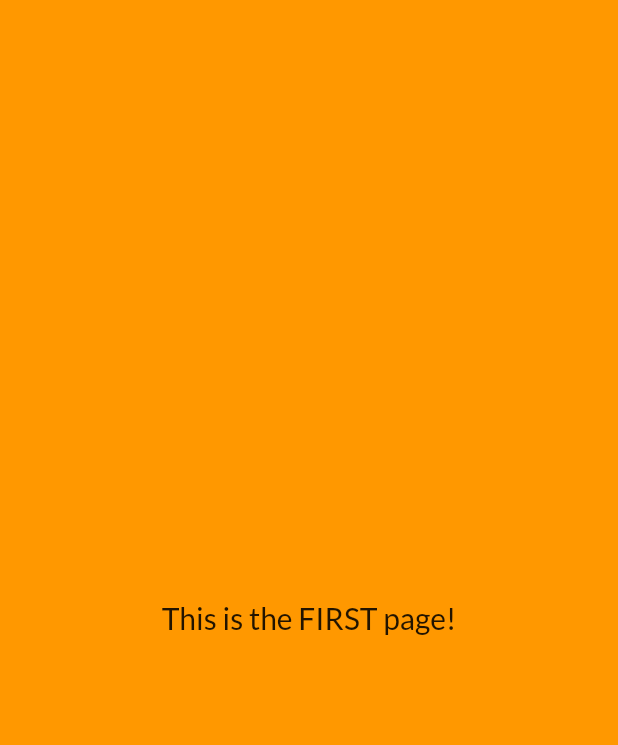
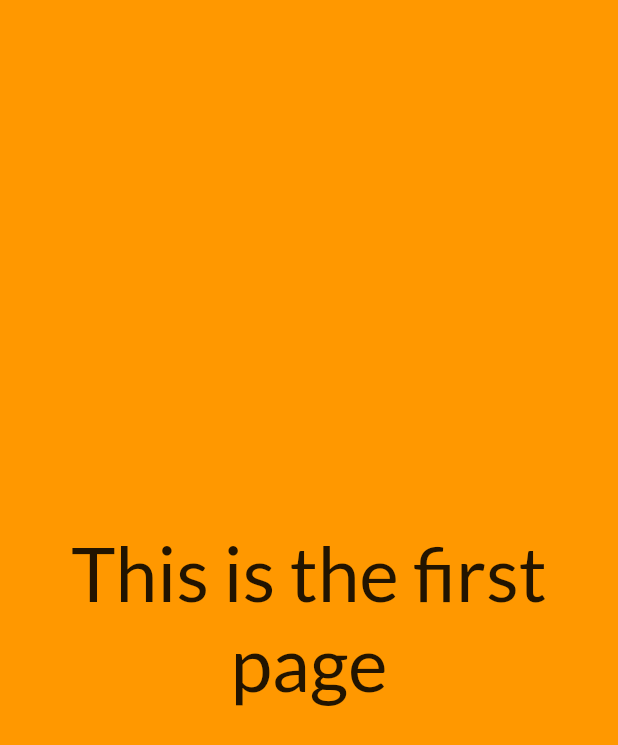
Before and after one commit to shalim-khan/flutter-full-screen-page-view, a Flutter app: the screen it shows after launch, on a phone screen of 412 x 824 dp. Shown: the top 745 px of the screen. Run offline on Flutter 3.47's test engine with Material 2 defaults, Android fonts, the phone set to English and light mode, and no system bars; our stand-ins replace google_fonts.

Commit message:
Update main.dart

```diff
--- a/flutter_full_screen_page_view/lib/main.dart
+++ b/flutter_full_screen_page_view/lib/main.dart
@@ -31,9 +31,9 @@ class HomePage extends StatelessWidget {
           mainAxisAlignment: MainAxisAlignment.center,
           children: [
             Text(
-              "This is the FIRST page!",
+              "This is the first page",
               textAlign: TextAlign.center,
-              style: GoogleFonts.lato(fontSize: 20),
+              style: GoogleFonts.lato(fontSize: 50),
             )
           ],
         ),
@@ -50,10 +50,10 @@ class HomePage extends StatelessWidget {
           mainAxisAlignment: MainAxisAlignment.center,
           children: [
             Text(
-              "This is the SECOND page!",
+              "This is the second page",
               textAlign: TextAlign.center,
               style: GoogleFonts.lato(
-                fontSize: 20,
+                fontSize: 50,
                 color: Colors.white,
               ),
             )
@@ -72,11 +72,11 @@ class HomePage extends StatelessWidget {
           mainAxisAlignment: MainAxisAlignment.center,
           children: [
             Text(
-              "This is the THIRD page!",
+              "This is the third page",
               textAlign: TextAlign.center,
               style: GoogleFonts.lato(
                 color: Colors.white,
-                fontSize: 20,
+                fontSize: 50,
               ),
             )
           ],
```
